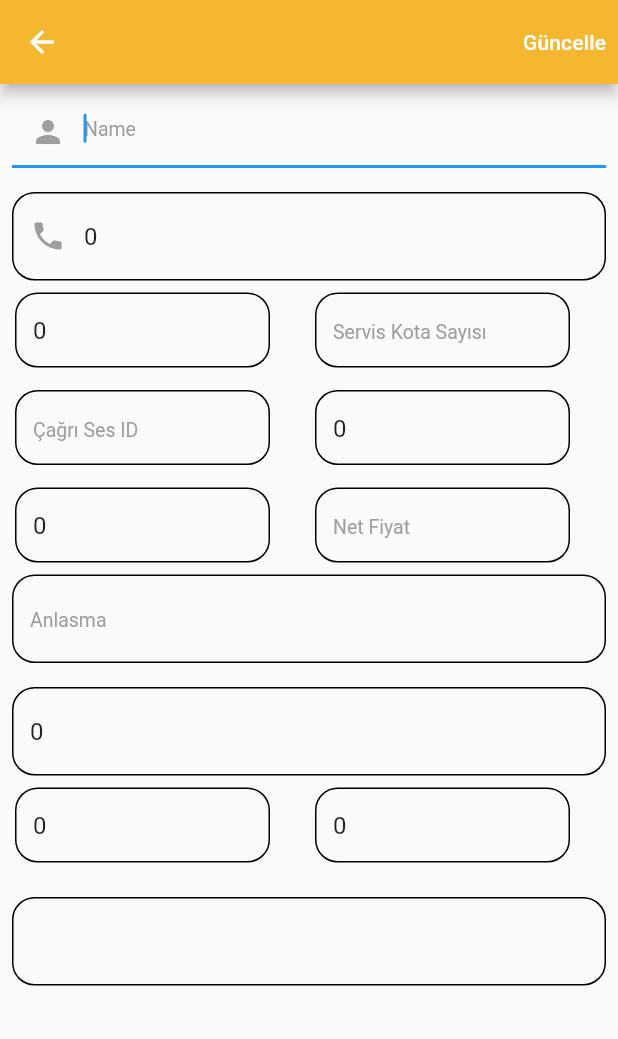
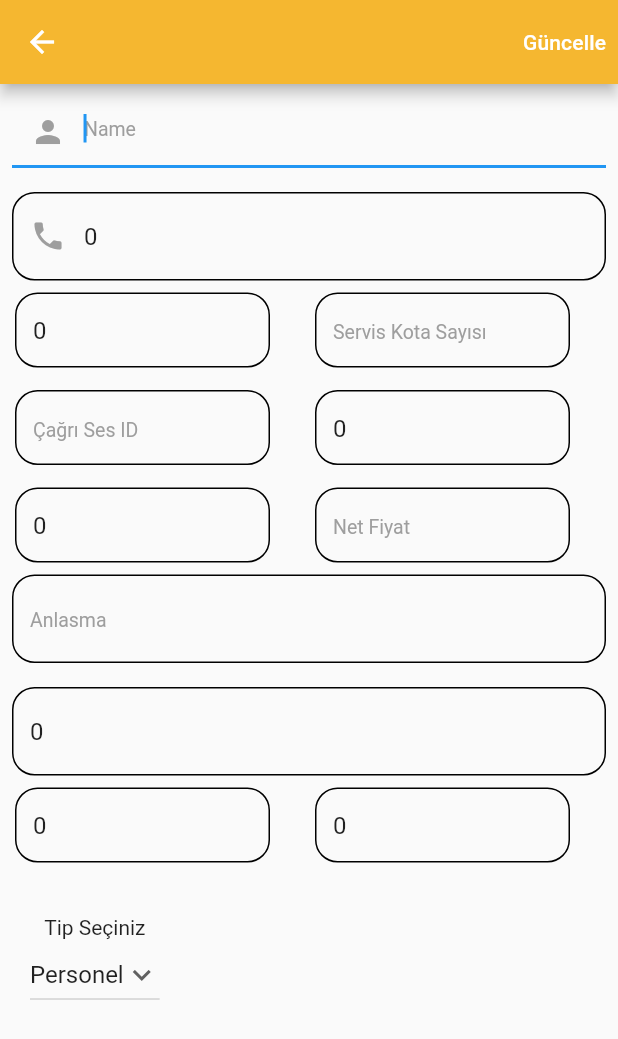
Before and after one commit to aysuyildizcaldiran/flutter_schoolTracking_application, a Flutter app: the Update screen opened directly with empty values, on a phone screen of 412 x 824 dp. Shown: the top 1039 px of the screen. Run offline on Flutter 3.47's test engine with Material 2 defaults, Android fonts, the light colour scheme and no system bars; our stand-ins replace cloud_firestore, firebase_core; accounts and stored records are empty.

Commit message:
firebase update

```diff
--- a/lib/view/update.dart
+++ b/lib/view/update.dart
@@ -11,6 +11,7 @@ class Update extends StatefulWidget {
 }
 
 class _UpdateState extends State<Update> {
+  late Map userData;
   final _hedefAdi = TextEditingController();
   final _telefon = TextEditingController();
   final _ogrencikota = TextEditingController();
@@ -24,13 +25,14 @@ class _UpdateState extends State<Update> {
   final _dLatitude = TextEditingController();
   final _dLongitude = TextEditingController();
   final _tip = TextEditingController();
-
-  late Map userData;
-
+  var items = ["Ogrenci", "Personel"];
+  String dropdownvalue = "Ogrenci";
   @override
   void initState() {
     super.initState();
     getData();
+    dropdownvalue;
+    print(_tip.text);
   }
 
   getData() async {
@@ -55,7 +57,11 @@ class _UpdateState extends State<Update> {
       _cagriSesAksamController.text = userData['cagriSesAksam'].toString();
       _dLatitude.text = userData['yer']['_latitude'].toString();
       _dLongitude.text = userData['yer']['_longitude'].toString();
-      _tip.text = userData['tip'].toString();
+      if (userData['tip'].toString().contains('1')) {
+        dropdownvalue = "Ogrenci";
+      } else {
+        dropdownvalue = "Personel";
+      }
     });
   }
 
@@ -82,7 +88,7 @@ class _UpdateState extends State<Update> {
       "fiyat": fiyatparse,
       "yer._latitude": dlatitudeparse,
       "yer._longitude": dlongitudeparse,
-      "tip": _tip.text
+      "tip": _tip.text,
     });
   }
 
@@ -123,7 +129,6 @@ class _UpdateState extends State<Update> {
       padding: const EdgeInsets.all(8.0),
       child: TextFormField(
         controller: _hedefAdi,
-        // initialValue: userData['hedefAdi'].toString(),
         keyboardType: TextInputType.name,
         autofocus: true,
         autofillHints: const [AutofillHints.email],
@@ -330,12 +335,34 @@ class _UpdateState extends State<Update> {
 
   Container tipMethot() {
     return Container(
-        padding: const EdgeInsets.all(8.0),
-        alignment: Alignment.centerLeft,
-        child: TextFormField(
-          controller: _tip,
-          decoration: _InputDecarotor().tip,
-        ));
+      padding: EdgeInsets.all(20),
+      alignment: Alignment.centerLeft,
+      child: Column(
+        children: [
+          Text("Tip Seçiniz"),
+          DropdownButton(
+            value: dropdownvalue,
+            icon: const Icon(Icons.keyboard_arrow_down),
+            items: items.map((String items) {
+              return DropdownMenuItem(
+                value: items,
+                child: Text(items),
+              );
+            }).toList(),
+            onChanged: (String? newValue) {
+              setState(() {
+                dropdownvalue = newValue!;
+                if (dropdownvalue.contains('g')) {
+                  _tip.text = "1";
+                } else {
+                  _tip.text = "2";
+                }
+              });
+            },
+          ),
+        ],
+      ),
+    );
   }
 }
 
```
